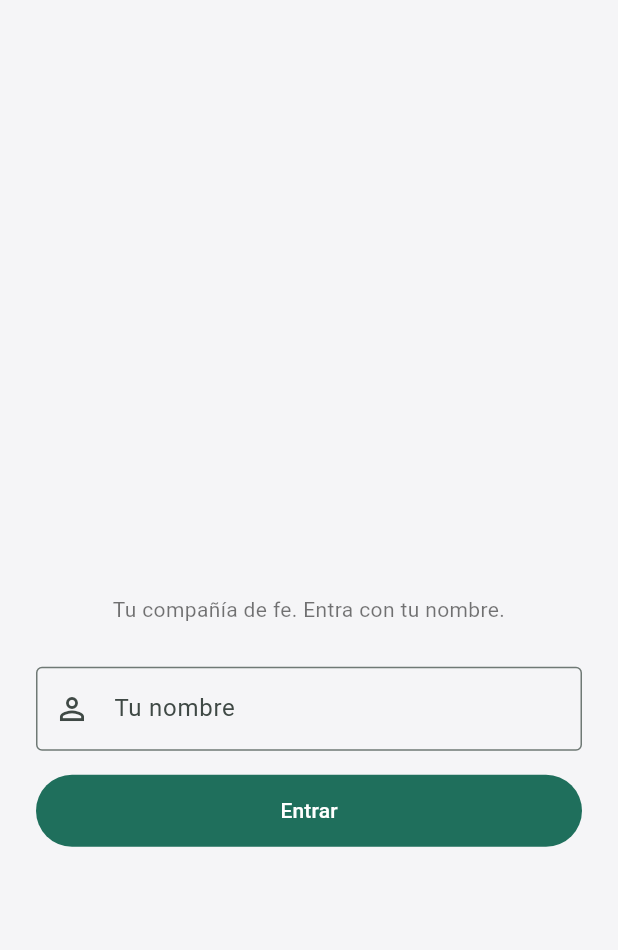
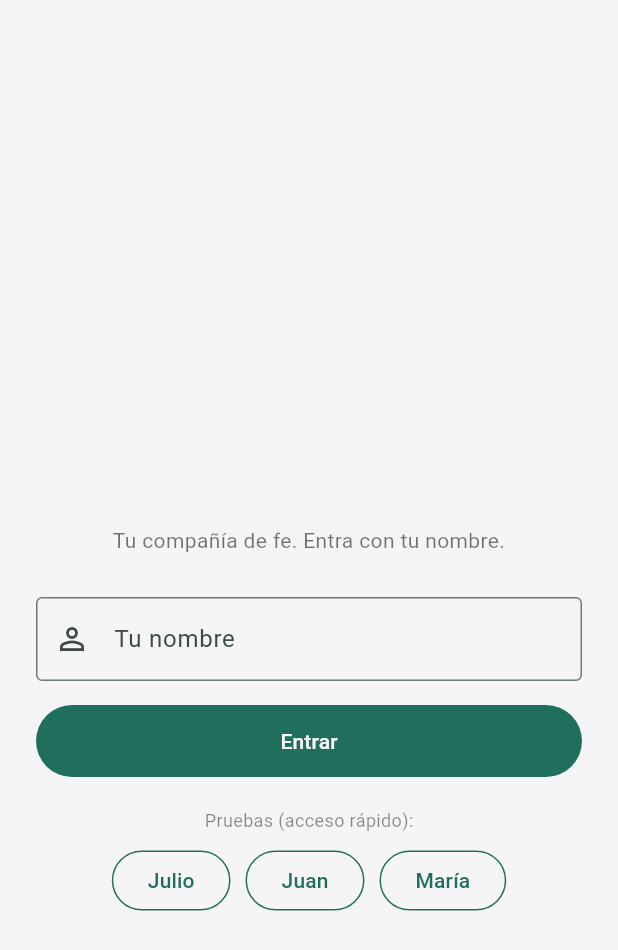
Before and after one commit to hanccotemp/kernel_app, a Flutter app: the LoginScreen screen opened directly with empty values, on a phone screen of 412 x 824 dp. Shown: the top 950 px of the screen. Run offline on Flutter 3.47's test engine with Material 3 defaults, Android fonts, the phone set to English and light mode, and no system bars; network calls fail.

Commit message:
feat(app): acceso rapido de pruebas (Julio, Juan, Maria) en el login
Botones de personaje de prueba en ambas apps; en astrologia (Sina) cada uno
trae una fecha de nacimiento distinta (signo distinto). Facilita el testeo con
Anthropic. Cada persona mantiene su memoria propia y aislada por (app+usuario).

Co-Authored-By: Claude Opus 4.8 <noreply@anthropic.com>

```diff
--- a/aurora_app/lib/main.dart
+++ b/aurora_app/lib/main.dart
@@ -16,6 +16,13 @@ Color hexColor(String? hex, Color fallback) {
   final v = int.tryParse(h, radix: 16);
   return v == null ? fallback : Color(v);
 }
+
+// Personajes de prueba (acceso rápido). Cada uno con fecha distinta (signo distinto).
+const List<Map<String, String>> kPersonasPrueba = [
+  {'nombre': 'Julio', 'fecha': '1990-08-10'},
+  {'nombre': 'Juan', 'fecha': '1985-12-05'},
+  {'nombre': 'María', 'fecha': '1993-04-25'},
+];
 
 // nombre -> usuarioId estable y POR APP (u_sina_percy, u_aurora_percy: distintos).
 String idDe(String appId, String n) {
@@ -85,6 +92,12 @@ class _LoginScreenState extends State<LoginScreen> {
   Color get _color => hexColor(widget.cfg['piel']?['color_primario'], const Color(0xFF1F6F5C));
   String get _icono => widget.cfg['piel']?['icono'] ?? '✨';
   String get _nombreApp => widget.cfg['nombre'] ?? kAppId;
+
+  void _entrarComo(Map<String, String> p) {
+    _nombre.text = p['nombre'] ?? '';
+    if (_esAstro) _fecha.text = p['fecha'] ?? '';
+    _entrar();
+  }
 
   Future<void> _entrar() async {
     final nombre = _nombre.text.trim();
@@ -158,6 +171,21 @@ class _LoginScreenState extends State<LoginScreen> {
                       ? const SizedBox(height: 18, width: 18, child: CircularProgressIndicator(strokeWidth: 2, color: Colors.white))
                       : const Text('Entrar'),
                 ),
+              ),
+              const SizedBox(height: 20),
+              const Text('Pruebas (acceso rápido):', style: TextStyle(color: Colors.black45, fontSize: 12)),
+              const SizedBox(height: 8),
+              Wrap(
+                spacing: 10,
+                runSpacing: 8,
+                alignment: WrapAlignment.center,
+                children: kPersonasPrueba
+                    .map((p) => OutlinedButton(
+                          onPressed: _cargando ? null : () => _entrarComo(p),
+                          style: OutlinedButton.styleFrom(side: BorderSide(color: _color), foregroundColor: _color),
+                          child: Text(p['nombre']!),
+                        ))
+                    .toList(),
               ),
             ]),
           ),
```
